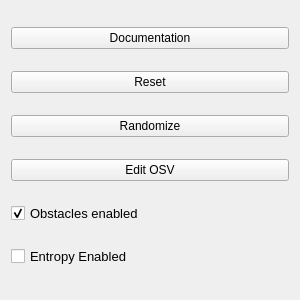
Old version of the form settingswidget.ui in the repository umdenes100/VisionSystemSim.
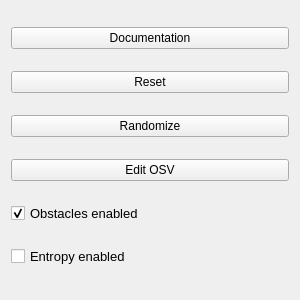
New version of the form.

```diff
--- a/settingswidget.ui
+++ b/settingswidget.ui
@@ -108,7 +108,7 @@
       </font>
      </property>
      <property name="text">
-      <string>Entropy Enabled</string>
+      <string>Entropy enabled</string>
      </property>
     </widget>
    </item>
```
